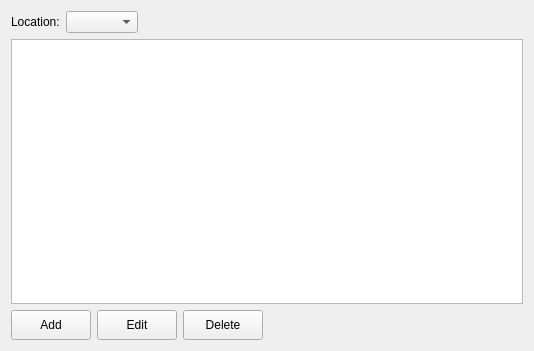
First picture: the form in src/plugins/purchase/views/requesttablewidget.ui, repository awfeequdng/rubus, before the edit.
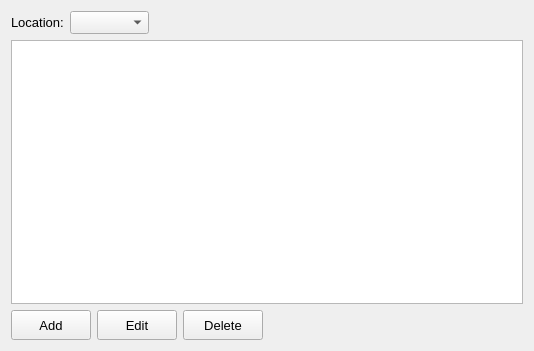
Second picture: the form after the edit. Custom widgets are drawn as their Qt base class.

Diff of the .ui file:
```diff
--- a/src/plugins/purchase/views/requesttablewidget.ui
+++ b/src/plugins/purchase/views/requesttablewidget.ui
@@ -10,6 +10,12 @@
     <height>351</height>
    </rect>
   </property>
+  <property name="font">
+   <font>
+    <family>Tahoma</family>
+    <pointsize>10</pointsize>
+   </font>
+  </property>
   <property name="windowTitle">
    <string>Form</string>
   </property>
```
